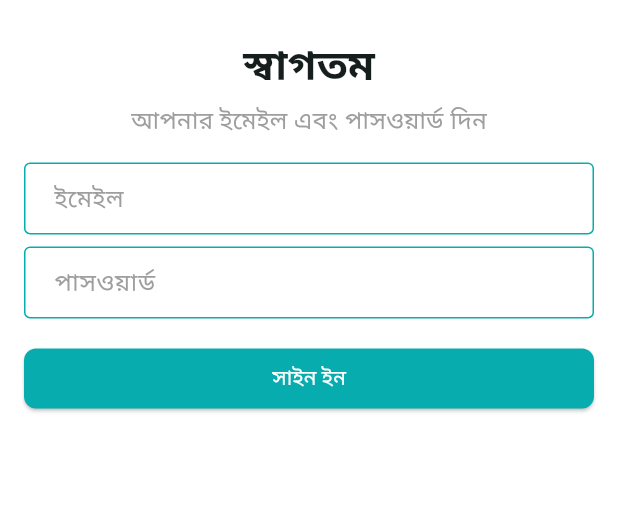
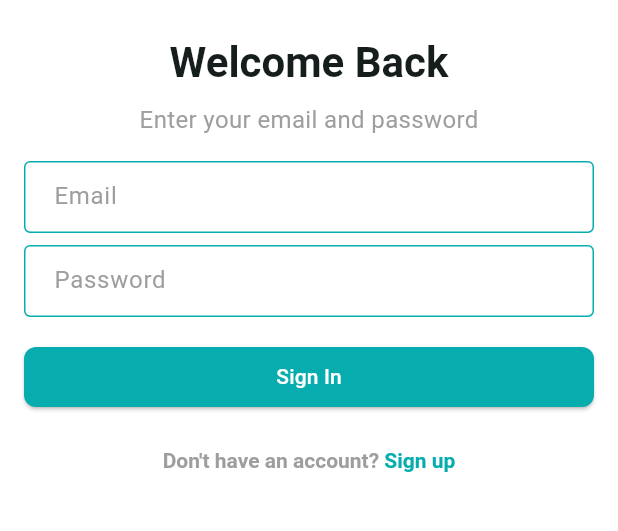
Before and after one commit to MuazRahman/ecommerce-app, a Flutter app: the screen it shows after launch, on a phone screen of 412 x 824 dp, the part 303-834 px from its top. Run offline on Flutter 3.47's test engine with Material 3 defaults, Android fonts, the phone set to English and light mode, and no system bars; our stand-ins replace firebase_core, firebase_crashlytics, flutter_svg, pin_code_fields; accounts and stored records are empty; generated files the repository leaves out were written again.

```diff
--- a/lib/app/app.dart
+++ b/lib/app/app.dart
@@ -59,7 +59,7 @@ class _CraftyBayState extends State<CraftyBay> {
         GlobalWidgetsLocalizations.delegate,
         GlobalCupertinoLocalizations.delegate,
       ],
-      locale: Locale('bn'),
+      locale: Locale('en'),
       supportedLocales: [
         Locale('en'),
         Locale('bn'),
--- a/lib/app/app_routes.dart
+++ b/lib/app/app_routes.dart
@@ -1,5 +1,7 @@
 import 'package:ecommerce_app/features/auth/ui/screens/sign_in_screen.dart';
+import 'package:ecommerce_app/features/auth/ui/screens/sign_up_screen.dart';
 import 'package:ecommerce_app/features/auth/ui/screens/splash_screen.dart';
+import 'package:ecommerce_app/features/auth/ui/screens/verify_otp_screen.dart';
 import 'package:flutter/material.dart';
 
 class AppRoutes {
@@ -11,6 +13,12 @@ class AppRoutes {
     else if (settings.name == SignInScreen.name) {
       route = const SignInScreen();
     }
+    else if (settings.name == SignUpScreen.name) {
+      route = const SignUpScreen();
+    }
+    else if (settings.name == VerifyOtpScreen.name) {
+      route = const VerifyOtpScreen();
+    }
     return MaterialPageRoute(builder: (context){
       return route;
     });
--- a/lib/features/auth/ui/screens/sign_in_screen.dart
+++ b/lib/features/auth/ui/screens/sign_in_screen.dart
@@ -1,5 +1,8 @@
+import 'package:ecommerce_app/app/app_color.dart';
 import 'package:ecommerce_app/core/extensions/localization_extension.dart';
+import 'package:ecommerce_app/features/auth/ui/screens/sign_up_screen.dart';
 import 'package:ecommerce_app/features/auth/ui/widgets/app_logo.dart';
+import 'package:flutter/gestures.dart';
 import 'package:flutter/material.dart';
 
 class SignInScreen extends StatefulWidget {
@@ -31,10 +34,14 @@ class _SignInScreenState extends State<SignInScreen> {
             ),
             SizedBox(height: 16),
             TextFormField(
+              textInputAction: TextInputAction.next,
+              keyboardType: TextInputType.emailAddress,
               decoration: InputDecoration(hintText: context.localization.email),
             ),
             SizedBox(height: 8),
             TextFormField(
+              textInputAction: TextInputAction.next,
+              obscureText: true,
               decoration: InputDecoration(
                 hintText: context.localization.password,
               ),
@@ -44,9 +51,32 @@ class _SignInScreenState extends State<SignInScreen> {
               onPressed: () {},
               child: Text(context.localization.signIn),
             ),
+            SizedBox(height: 24),
+            RichText(
+              text: TextSpan(
+                text: "Don't have an account? ",
+                style: TextStyle(
+                  color: Colors.grey,
+                  fontWeight: FontWeight.w600,
+                ),
+                children: [
+                  TextSpan(
+                    text: 'Sign up',
+                    style: TextStyle(
+                      fontWeight: FontWeight.bold,
+                      color: AppColors.themeColor,
+                    ),
+                    recognizer: TapGestureRecognizer()..onTap = _onTapSignUpButton,
+                  ),
+                ],
+              ),
+            ),
           ],
         ),
       ),
     );
   }
+  void _onTapSignUpButton() {
+    Navigator.pushNamed(context, SignUpScreen.name);
+  }
 }
--- a/lib/l10n/app_en.arb
+++ b/lib/l10n/app_en.arb
@@ -4,5 +4,15 @@
   "enterYourEmailAndPassword" : "Enter your email and password",
   "email" : "Email",
   "password" : "Password",
-  "signIn" : "Sign In"
+  "signIn" : "Sign In",
+  "registerYourAccount" : "Register your account",
+  "getStartedWithYourDetails" : "Get started with your details",
+  "firstName" : "First name",
+  "lastName" : "Last name",
+  "phone" : "Phone",
+  "deliveryAddress" : "Delivery Address",
+  "signUp" : "Sign Up",
+  "enterYourOtpCode" : "Enter your OTP Code",
+  "aFourDigitCodeHasBeenSent" : "A 4 digit code has been sent to your email",
+  "verify" : "Verify"
 }
--- a/pubspec.yaml
+++ b/pubspec.yaml
@@ -16,6 +16,10 @@ dependencies:
   flutter_localizations:
     sdk: flutter
   intl: any
+  firebase_core: ^3.12.1
+  firebase_crashlytics: ^4.3.4
+  firebase_analytics: ^11.4.4
+  pin_code_fields: ^8.0.1
 
 dev_dependencies:
   flutter_test:
```
Also changed, not shown: lib/features/auth/ui/screens/sign_up_screen.dart (added, +152 -0 lines), lib/features/auth/ui/screens/verify_otp_screen.dart (added, +73 -0 lines), lib/main.dart (+23 -1 lines), firebase.json (added), lib/firebase_options.dart (added), pubspec.lock, 8 other files.
